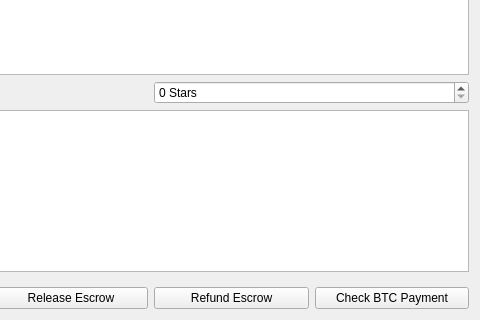
Old version of the form src/qt/forms/manageescrowdialog.ui in the repository greggdourgarian/syscoin2; both pictures show x 178 to 658 and y 209 to 529 of the 658 by 529 pixel window.
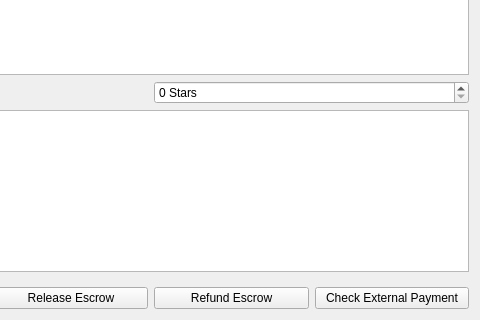
New version of the form.

```diff
--- a/src/qt/forms/manageescrowdialog.ui
+++ b/src/qt/forms/manageescrowdialog.ui
@@ -90,7 +90,7 @@
      <item>
       <widget class="QPushButton" name="extButton">
        <property name="text">
-        <string>Check BTC Payment</string>
+        <string>Check External Payment</string>
        </property>
       </widget>
      </item>
```
